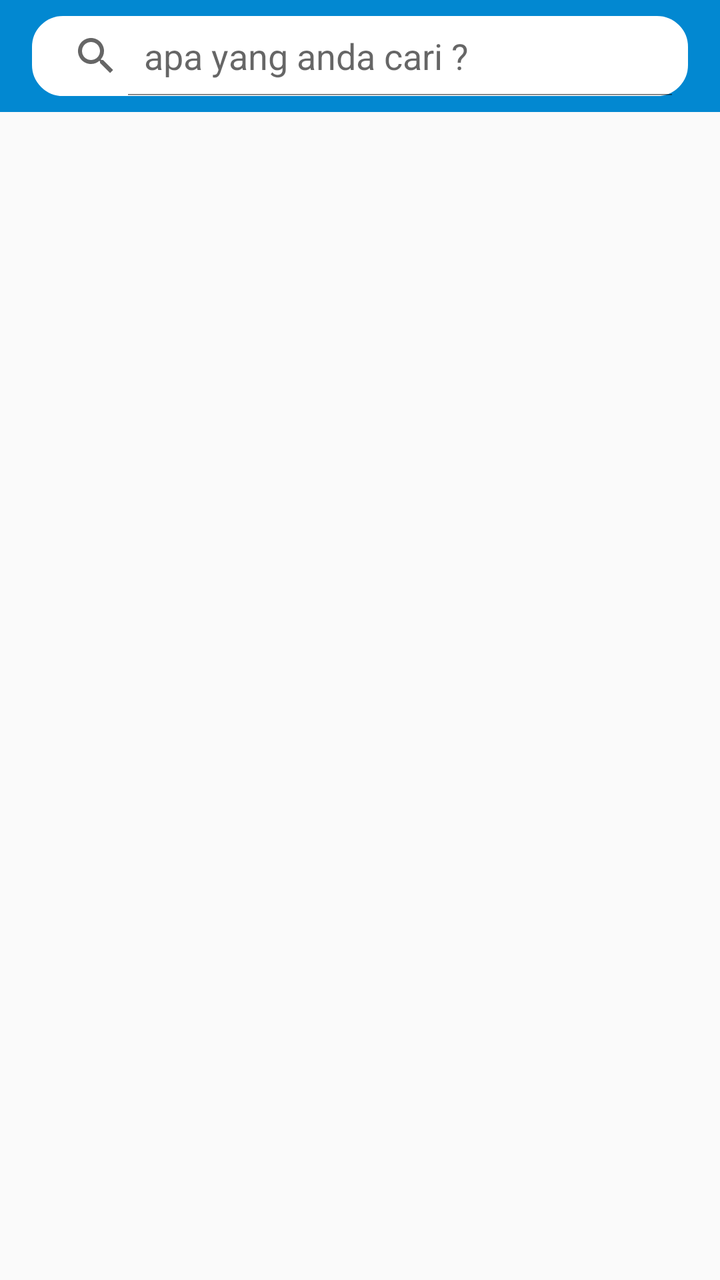
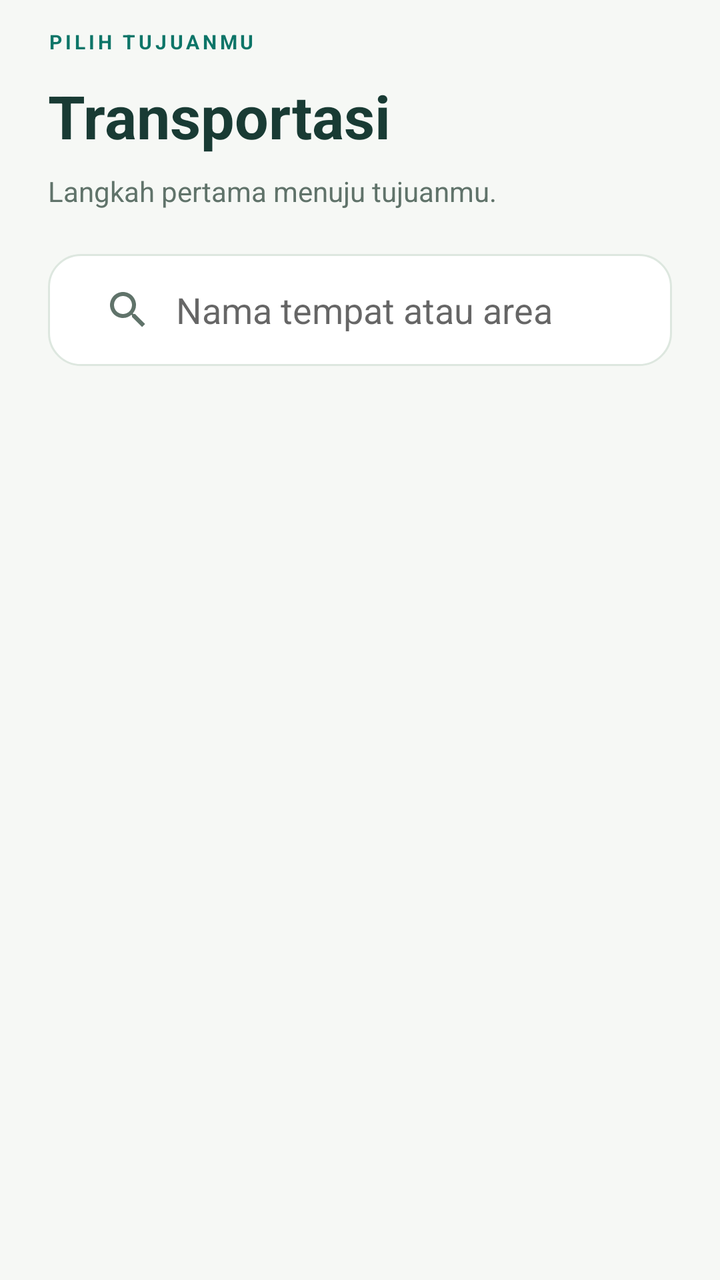

An Android layout rendered at two revisions. The XML below is the earlier revision; the diff shows what the commit changed to produce the second picture.
<!-- AndroidManifest.xml: activity theme EditorTheme -->
<!-- res/layout/activity_transportasi.xml -->
<?xml version="1.0" encoding="utf-8"?>
<LinearLayout
    xmlns:android="http://schemas.android.com/apk/res/android"
    xmlns:app="http://schemas.android.com/apk/res-auto"
    xmlns:tools="http://schemas.android.com/tools"
    android:layout_width="match_parent"
    android:layout_height="match_parent"
    android:orientation="vertical"
    tools:context="me.cekpedia.HotelActivity">

    <RelativeLayout
        android:layout_width="match_parent"
        android:layout_height="?attr/actionBarSize">

        <ImageView
            android:layout_width="match_parent"
            android:layout_height="?attr/actionBarSize"
            android:background="#0288D1" />

        <SearchView
            android:id="@+id/cari"
            android:layout_width="match_parent"
            android:layout_height="?android:attr/actionBarSize"
            android:layout_marginLeft="16dp"
            android:layout_marginRight="16dp"
            android:layout_marginTop="8dp"
            android:layout_marginBottom="8dp"
            android:backgroundTint="#FFF"
            android:background="@drawable/search_layout"
            android:drawableLeft="@drawable/ic_search"
            android:queryHint="apa yang anda cari ?"
            android:iconifiedByDefault="false"/>

        <ImageView
            android:layout_width="wrap_content"
            android:layout_height="wrap_content"
            android:layout_alignLeft="@+id/cari"
            android:layout_alignParentTop="true"
            android:layout_alignStart="@+id/cari"
            android:layout_marginTop="567dp"
            android:src="@drawable/ic_home_black_24dp"
            android:tint="@color/colorvector" />

    </RelativeLayout>
    <LinearLayout
        android:layout_width="match_parent"
        android:layout_height="wrap_content"
        android:orientation="vertical">
        <ListView
            android:layout_width="match_parent"
            android:layout_height="wrap_content"
            android:id="@+id/listviewtransportasi">
            


        </ListView>
        <android.support.v7.widget.RecyclerView
            android:layout_width="match_parent"
            android:layout_height="wrap_content"
            android:padding="16dp"
            android:background="#FFF"
            android:layout_margin="8dp"
            android:visibility="gone"
            android:id="@+id/result_list_transportasi">

        </android.support.v7.widget.RecyclerView>

    </LinearLayout>
</LinearLayout>
<!-- resources referenced by this layout -->
<resources>
  <color name="colorvector">#FFFFFF</color>
  <!-- drawable ic_home_black_24dp (drawable) -->
  <vector android:height="32dp" android:viewportHeight="24.0"
      android:viewportWidth="24.0" android:width="32dp" xmlns:android="http://schemas.android.com/apk/res/android">
      <path android:fillColor="#FF000000" android:pathData="M10,20v-6h4v6h5v-8h3L12,3 2,12h3v8z"/>
  </vector>
  <!-- drawable ic_search (drawable) -->
  <vector xmlns:android="http://schemas.android.com/apk/res/android"
          android:width="24dp"
          android:height="24dp"
          android:viewportWidth="24.0"
          android:viewportHeight="24.0">
      <path
          android:fillColor="#FF000000"
          android:pathData="M15.5,14h-0.79l-0.28,-0.27C15.41,12.59 16,11.11 16,9.5 16,5.91 13.09,3 9.5,3S3,5.91 3,9.5 5.91,16 9.5,16c1.61,0 3.09,-0.59 4.23,-1.57l0.27,0.28v0.79l5,4.99L20.49,19l-4.99,-5zM9.5,14C7.01,14 5,11.99 5,9.5S7.01,5 9.5,5 14,7.01 14,9.5 11.99,14 9.5,14z"/>
  </vector>
  <!-- drawable search_layout (drawable) -->
  <?xml version="1.0" encoding="utf-8"?>
  <shape xmlns:android="http://schemas.android.com/apk/res/android">
  
      <stroke android:color="#95989A" android:width="1dp"/>
      <corners android:radius="15dp"/>
  
  </shape>
  <style name="EditorTheme" parent="Theme.AppCompat.Light.DarkActionBar">
          <item name="colorPrimary">@color/editorColorPrimary</item>
          <item name="colorAccent">@color/colorAccent</item>
      </style>
  <color name="editorColorPrimary">#0288D1</color>
  <color name="colorAccent">#FF4081</color>
</resources>

<!-- the commit's change to res/layout/activity_transportasi.xml (unified diff, before → after) -->
@@ -1,69 +1,20 @@
 <?xml version="1.0" encoding="utf-8"?>
-<LinearLayout
-    xmlns:android="http://schemas.android.com/apk/res/android"
-    xmlns:app="http://schemas.android.com/apk/res-auto"
-    xmlns:tools="http://schemas.android.com/tools"
-    android:layout_width="match_parent"
-    android:layout_height="match_parent"
-    android:orientation="vertical"
-    tools:context="me.cekpedia.HotelActivity">
-
-    <RelativeLayout
-        android:layout_width="match_parent"
-        android:layout_height="?attr/actionBarSize">
-
-        <ImageView
-            android:layout_width="match_parent"
-            android:layout_height="?attr/actionBarSize"
-            android:background="#0288D1" />
-
-        <SearchView
-            android:id="@+id/cari"
-            android:layout_width="match_parent"
-            android:layout_height="?android:attr/actionBarSize"
-            android:layout_marginLeft="16dp"
-            android:layout_marginRight="16dp"
-            android:layout_marginTop="8dp"
-            android:layout_marginBottom="8dp"
-            android:backgroundTint="#FFF"
-            android:background="@drawable/search_layout"
-            android:drawableLeft="@drawable/ic_search"
-            android:queryHint="apa yang anda cari ?"
-            android:iconifiedByDefault="false"/>
-
-        <ImageView
-            android:layout_width="wrap_content"
-            android:layout_height="wrap_content"
-            android:layout_alignLeft="@+id/cari"
-            android:layout_alignParentTop="true"
-            android:layout_alignStart="@+id/cari"
-            android:layout_marginTop="567dp"
-            android:src="@drawable/ic_home_black_24dp"
-            android:tint="@color/colorvector" />
-
-    </RelativeLayout>
-    <LinearLayout
-        android:layout_width="match_parent"
-        android:layout_height="wrap_content"
-        android:orientation="vertical">
-        <ListView
-            android:layout_width="match_parent"
-            android:layout_height="wrap_content"
-            android:id="@+id/listviewtransportasi">
-            
-
-
-        </ListView>
-        <android.support.v7.widget.RecyclerView
-            android:layout_width="match_parent"
-            android:layout_height="wrap_content"
-            android:padding="16dp"
-            android:background="#FFF"
-            android:layout_margin="8dp"
-            android:visibility="gone"
-            android:id="@+id/result_list_transportasi">
-
-        </android.support.v7.widget.RecyclerView>
-
+<LinearLayout xmlns:android="http://schemas.android.com/apk/res/android" xmlns:app="http://schemas.android.com/apk/res-auto" android:layout_width="match_parent" android:layout_height="match_parent" android:orientation="vertical" android:background="@color/canvas">
+     <LinearLayout android:layout_width="match_parent" android:layout_height="wrap_content" android:orientation="vertical" android:paddingLeft="24dp" android:paddingRight="24dp" android:paddingTop="14dp">
+      <TextView android:layout_width="match_parent" android:layout_height="wrap_content" android:text="PILIH TUJUANMU" android:textSize="10sp" android:textColor="@color/colorPrimary" android:fontFamily="sans-serif" android:textStyle="bold" android:letterSpacing="0.16" /><TextView android:layout_width="match_parent" android:layout_height="wrap_content" android:text="Transportasi" android:textSize="30sp" android:textColor="@color/ink" android:fontFamily="sans-serif" android:textStyle="bold" android:layout_marginTop="10dp"/><TextView android:layout_width="match_parent" android:layout_height="wrap_content" android:text="Langkah pertama menuju tujuanmu." android:textSize="14sp" android:textColor="@color/muted" android:fontFamily="sans-serif" android:layout_marginTop="8dp" android:lineSpacingExtra="3dp"/>
+      <SearchView android:id="@+id/cari" android:layout_width="match_parent" android:layout_height="56dp" android:layout_marginTop="22dp" android:layout_marginBottom="16dp" android:background="@drawable/bg_field" android:iconifiedByDefault="false" android:queryHint="Nama tempat atau area" android:queryBackground="@android:color/transparent" android:paddingLeft="8dp" android:paddingRight="8dp"/>
+     </LinearLayout>
+     <FrameLayout android:layout_width="match_parent" android:layout_height="0dp" android:layout_weight="1">
+      <ListView android:id="@+id/listviewtransportasi" android:layout_width="match_parent" android:layout_height="match_parent" android:paddingLeft="24dp" android:paddingRight="24dp" android:paddingBottom="24dp" android:clipToPadding="false" android:divider="@android:color/transparent" android:dividerHeight="14dp" android:scrollbars="none"/>
+      <android.support.v7.widget.RecyclerView android:id="@+id/result_list_transportasi" android:layout_width="match_parent" android:layout_height="match_parent" android:paddingLeft="24dp" android:paddingRight="24dp" android:paddingBottom="24dp" android:clipToPadding="false" android:visibility="gone"/>
+<include layout="@layout/view_empty_places" android:id="@+id/category_empty" android:layout_width="match_parent" android:layout_height="wrap_content" android:layout_marginLeft="24dp" android:layout_marginRight="24dp" android:visibility="gone"/>
+     </FrameLayout>
     </LinearLayout>
+<!-- res/layout/view_empty_places.xml (included above) -->
+<?xml version="1.0" encoding="utf-8"?>
+<LinearLayout xmlns:android="http://schemas.android.com/apk/res/android" xmlns:app="http://schemas.android.com/apk/res-auto" android:layout_width="match_parent" android:layout_height="wrap_content" android:orientation="vertical" android:background="@drawable/bg_mint" android:padding="24dp">
+ <ImageView android:layout_width="40dp" android:layout_height="40dp" android:src="@drawable/ic_ui_pin"/>
+ <TextView android:layout_width="match_parent" android:layout_height="wrap_content" android:text="Masih ada yang bisa ditemukan." android:textSize="21sp" android:textColor="@color/ink" android:fontFamily="sans-serif" android:id="@+id/empty_places_title" android:textStyle="bold" android:layout_marginTop="18dp"/>
+ <TextView android:layout_width="match_parent" android:layout_height="wrap_content" android:text="Belum ada tempat untuk ditampilkan. Coba pencarian lain atau jelajahi kategori berikutnya." android:textSize="14sp" android:textColor="@color/muted" android:fontFamily="sans-serif" android:id="@+id/empty_places_message" android:lineSpacingExtra="5dp" android:layout_marginTop="10dp"/>
+<Button android:id="@+id/retry_places" style="@style/Cek.Button.Secondary" android:text="Muat ulang" android:visibility="gone" android:layout_marginTop="18dp"/>
 </LinearLayout>
<!-- resource entries referenced after the edit -->
@@ -1,34 +1,33 @@
 <!-- resources referenced by this layout -->
 <resources>
-  <color name="colorvector">#FFFFFF</color>
-  <!-- drawable ic_home_black_24dp (drawable) -->
-  <vector android:height="32dp" android:viewportHeight="24.0"
-      android:viewportWidth="24.0" android:width="32dp" xmlns:android="http://schemas.android.com/apk/res/android">
-      <path android:fillColor="#FF000000" android:pathData="M10,20v-6h4v6h5v-8h3L12,3 2,12h3v8z"/>
-  </vector>
-  <!-- drawable ic_search (drawable) -->
-  <vector xmlns:android="http://schemas.android.com/apk/res/android"
-          android:width="24dp"
-          android:height="24dp"
-          android:viewportWidth="24.0"
-          android:viewportHeight="24.0">
-      <path
-          android:fillColor="#FF000000"
-          android:pathData="M15.5,14h-0.79l-0.28,-0.27C15.41,12.59 16,11.11 16,9.5 16,5.91 13.09,3 9.5,3S3,5.91 3,9.5 5.91,16 9.5,16c1.61,0 3.09,-0.59 4.23,-1.57l0.27,0.28v0.79l5,4.99L20.49,19l-4.99,-5zM9.5,14C7.01,14 5,11.99 5,9.5S7.01,5 9.5,5 14,7.01 14,9.5 11.99,14 9.5,14z"/>
-  </vector>
-  <!-- drawable search_layout (drawable) -->
+  <color name="canvas">#F6F8F5</color>
+  <color name="colorPrimary">#0D7568</color>
+  <color name="ink">#193B34</color>
+  <color name="muted">#60736A</color>
+  <!-- drawable bg_field (drawable) -->
   <?xml version="1.0" encoding="utf-8"?>
-  <shape xmlns:android="http://schemas.android.com/apk/res/android">
-  
-      <stroke android:color="#95989A" android:width="1dp"/>
-      <corners android:radius="15dp"/>
-  
-  </shape>
-  <style name="EditorTheme" parent="Theme.AppCompat.Light.DarkActionBar">
-          <item name="colorPrimary">@color/editorColorPrimary</item>
-          <item name="colorAccent">@color/colorAccent</item>
-      </style>
-  <color name="editorColorPrimary">#0288D1</color>
-  <color name="colorAccent">#FF4081</color>
+  <shape xmlns:android="http://schemas.android.com/apk/res/android"><solid android:color="#FFFFFF"/><corners android:radius="16dp"/><stroke android:width="1dp" android:color="#DDE7DF"/></shape>
+  <!-- drawable bg_mint (drawable) -->
+  <?xml version="1.0" encoding="utf-8"?>
+  <shape xmlns:android="http://schemas.android.com/apk/res/android"><solid android:color="#E6F1E9"/><corners android:radius="18dp"/></shape>
+  <!-- drawable ic_ui_pin (drawable) -->
+  <?xml version="1.0" encoding="utf-8"?>
+  <vector xmlns:android="http://schemas.android.com/apk/res/android" android:width="24dp" android:height="24dp" android:viewportWidth="24" android:viewportHeight="24"><path android:pathData="M20,10 C20,16 12,22 12,22 C12,22 4,16 4,10 A8,8 0,1 1,20 10 M15,10 A3,3 0,1 1,9 10 A3,3 0,1 1,15 10" android:fillColor="@android:color/transparent" android:strokeColor="#0D7568" android:strokeWidth="1.7" android:strokeLineCap="round" android:strokeLineJoin="round"/></vector>
+  <style name="Cek.Button.Secondary" parent="Cek.Button"><item name="android:background">@drawable/bg_button_secondary</item><item name="android:textColor">@color/colorPrimary</item></style>
+  <style name="EditorTheme" parent="AppTheme" />
+  <style name="Cek.Button" parent="@android:style/Widget.Button"><item name="android:layout_width">match_parent</item><item name="android:layout_height">56dp</item><item name="android:textAllCaps">false</item><item name="android:textSize">15sp</item><item name="android:fontFamily">sans-serif-medium</item><item name="android:elevation">0dp</item><item name="android:stateListAnimator">@null</item><item name="android:paddingLeft">20dp</item><item name="android:paddingRight">20dp</item></style>
+  <!-- drawable bg_button_secondary (drawable) -->
+  <?xml version="1.0" encoding="utf-8"?>
+  <selector xmlns:android="http://schemas.android.com/apk/res/android"><item android:state_pressed="true"><shape><solid android:color="#D2E7D8"/><corners android:radius="16dp"/></shape></item><item><shape><solid android:color="#E6F1E9"/><corners android:radius="16dp"/></shape></item></selector>
+  <style name="AppTheme" parent="Theme.AppCompat.Light.DarkActionBar">
+    <item name="colorPrimary">@color/canvas</item><item name="colorPrimaryDark">@color/canvas</item>
+    <item name="colorAccent">@color/colorPrimary</item><item name="android:windowBackground">@color/canvas</item>
+    <item name="android:fontFamily">sans-serif</item><item name="android:colorBackground">@color/canvas</item>
+    <item name="android:textColorPrimary">@color/ink</item><item name="android:textColorSecondary">@color/muted</item>
+    <item name="actionBarTheme">@style/Cek.ActionBar</item><item name="actionBarStyle">@style/Cek.ActionBarStyle</item>
+   </style>
+  <style name="Cek.ActionBar" parent="ThemeOverlay.AppCompat.Light"><item name="colorControlNormal">@color/ink</item><item name="android:textColorPrimary">@color/ink</item></style>
+  <style name="Cek.ActionBarStyle" parent="Widget.AppCompat.ActionBar.Solid"><item name="background">@color/canvas</item><item name="elevation">0dp</item><item name="titleTextStyle">@style/Cek.ActionBarTitle</item></style>
+  <style name="Cek.ActionBarTitle" parent="TextAppearance.AppCompat.Widget.ActionBar.Title"><item name="android:textColor">@color/ink</item><item name="android:textSize">18sp</item><item name="android:fontFamily">sans-serif-medium</item></style>
 </resources>
 
